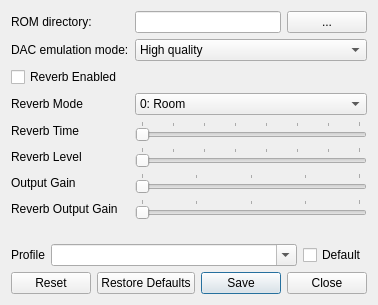
Old version of the form mt32emu_qt/src/SynthPropertiesDialog.ui in the repository Stino/munt.
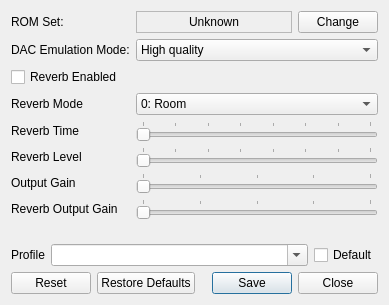
New version of the form.

Commit message: - Improved ROM configuration. Added support for default ROM search path which is a directory "roms" located in the current user home directory. Bugfixes.

What changed in the file:
```diff
--- a/mt32emu_qt/src/SynthPropertiesDialog.ui
+++ b/mt32emu_qt/src/SynthPropertiesDialog.ui
@@ -6,7 +6,7 @@
    <rect>
     <x>0</x>
     <y>0</y>
-    <width>350</width>
+    <width>389</width>
     <height>305</height>
    </rect>
   </property>
@@ -34,35 +34,10 @@
      <property name="fieldGrowthPolicy">
       <enum>QFormLayout::AllNonFixedFieldsGrow</enum>
      </property>
-     <item row="0" column="0">
-      <widget class="QLabel" name="label">
-       <property name="text">
-        <string>ROM directory:</string>
-       </property>
-      </widget>
-     </item>
-     <item row="0" column="1">
-      <layout class="QHBoxLayout" name="horizontalLayout">
-       <item>
-        <widget class="QLineEdit" name="romDirLineEdit">
-         <property name="readOnly">
-          <bool>true</bool>
-         </property>
-        </widget>
-       </item>
-       <item>
-        <widget class="QPushButton" name="romDirButton">
-         <property name="text">
-          <string>...</string>
-         </property>
-        </widget>
-       </item>
-      </layout>
-     </item>
      <item row="1" column="0">
       <widget class="QLabel" name="dacEmuLabel">
        <property name="text">
-        <string>DAC emulation mode:</string>
+        <string>DAC Emulation Mode:</string>
        </property>
       </widget>
      </item>
@@ -218,6 +193,43 @@
        </property>
       </widget>
      </item>
+     <item row="0" column="0">
+      <widget class="QLabel" name="label">
+       <property name="text">
+        <string>ROM Set:</string>
+       </property>
+      </widget>
+     </item>
+     <item row="0" column="1">
+      <layout class="QHBoxLayout" name="horizontalLayout">
+       <item>
+        <widget class="QLabel" name="romSetLabel">
+         <property name="sizePolicy">
+          <sizepolicy hsizetype="Expanding" vsizetype="Preferred">
+           <horstretch>0</horstretch>
+           <verstretch>0</verstretch>
+          </sizepolicy>
+         </property>
+         <property name="frameShape">
+          <enum>QFrame::StyledPanel</enum>
+         </property>
+         <property name="text">
+          <string>Unknown</string>
+         </property>
+         <property name="alignment">
+          <set>Qt::AlignCenter</set>
+         </property>
+        </widget>
+       </item>
+       <item>
+        <widget class="QPushButton" name="changeROMSetButton">
+         <property name="text">
+          <string>Change</string>
+         </property>
+        </widget>
+       </item>
+      </layout>
+     </item>
     </layout>
    </item>
    <item>
```
The commit also changes 13 other files.
